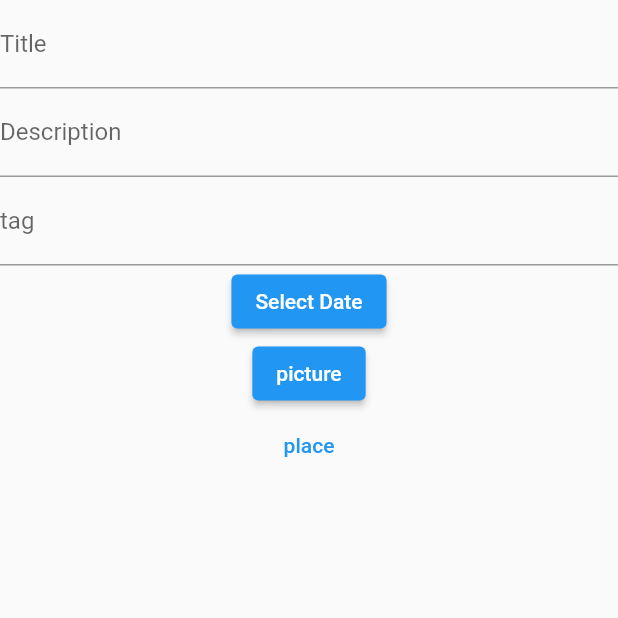
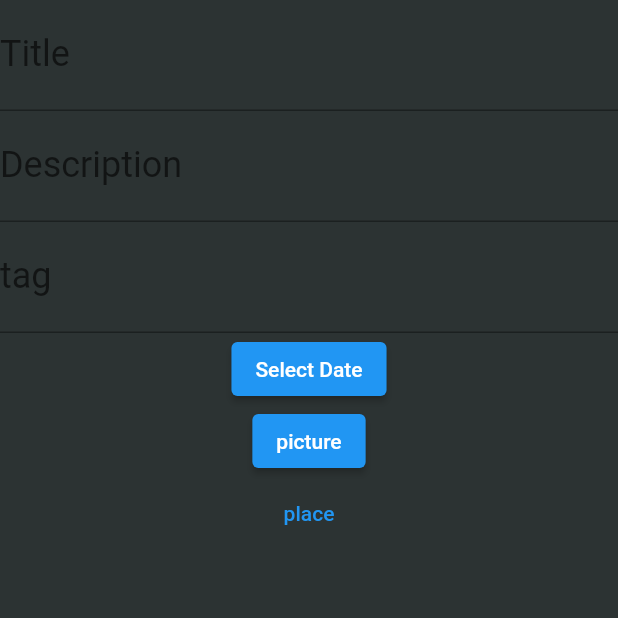
Before and after one commit to WyattWantsToCode/WaffleJetApp, a Flutter app: the CreateEventScreen screen opened directly, on a phone screen of 412 x 824 dp, the top half of it. Run offline on Flutter 3.47's test engine with Material 2 defaults, Android fonts, the phone set to English and light mode, and no system bars; our stand-ins replace cloud_firestore, file_picker, firebase_core, firebase_storage, image_picker, table_calendar; accounts and stored records are empty.

Commit message:
changed createevent

```diff
--- a/lib/create_events/create_event_screen.dart
+++ b/lib/create_events/create_event_screen.dart
@@ -1,4 +1,5 @@
 import 'package:flutter/material.dart';
+import 'package:qc_collegeandcareer/color_pallet.dart';
 import 'package:qc_collegeandcareer/firebase.dart';
 import 'package:qc_collegeandcareer/storage.dart';
 import 'package:uuid/uuid.dart';
@@ -21,7 +22,9 @@ class _CreateEventScreenState extends State<CreateEventScreen> {
   Widget build(BuildContext context) {
     String uuid = Uuid().v1();
     return Scaffold(
-      body: Column(
+      backgroundColor: colorFourth,
+      body: SafeArea(
+        child: Column(
           children: [
             textInputField("Title", titleController),
             textInputField("Description", descriptionController),
@@ -49,12 +52,15 @@ class _CreateEventScreenState extends State<CreateEventScreen> {
                 child: Text("place")),
           ],
         ),
+      ),
     );
   }
 }
 
 Widget textInputField(String label, TextEditingController controller) {
   return TextField(
+
+    style: styleSubtitle,
     controller: controller,
     decoration: InputDecoration(labelText: label),
     maxLines: null,
```
Also changed, not shown: lib/calendar.dart (+17 -4 lines), lib/home/home_screen.dart (+8 -16 lines), lib/navigation_drawer.dart (+13 -2 lines). Lines whose indentation alone changed are shown as unchanged.
